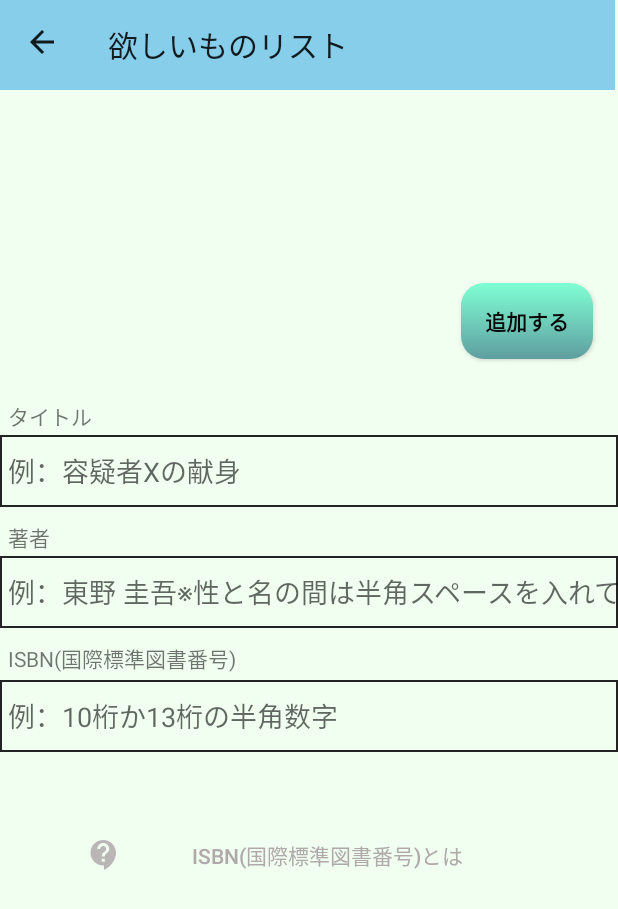
After one commit to x19g001/TheBookUser, an Android app: the navigation_needlist_add screen opened directly, with no data from a screen before it, on a phone screen of 412 x 824 dp. The commit adds this screen. Shown: the top 909 px of the screen. Run offline under Robolectric (Android 15) with nearby library versions, the phone set to English and light mode, and no system bars.

Commit message:
20211130

```diff
--- /dev/null
+++ b/app/src/main/java/com/example/thebookuser/navigation_needlist_add.java
@@ -0,0 +1,89 @@
+package com.example.thebookuser;
+
+import android.content.DialogInterface;
+import android.os.Bundle;
+import android.view.LayoutInflater;
+import android.view.View;
+import android.view.ViewGroup;
+
+import androidx.appcompat.app.AlertDialog;
+import androidx.appcompat.app.AppCompatActivity;
+import androidx.fragment.app.Fragment;
+
+/**
+ * A simple {@link Fragment} subclass.
+ * Use the {@link navigation_needlist_add#newInstance} factory method to
+ * create an instance of this fragment.
+ */
+public class navigation_needlist_add extends AppCompatActivity {
+
+    // TODO: Rename parameter arguments, choose names that match
+    // the fragment initialization parameters, e.g. ARG_ITEM_NUMBER
+    private static final String ARG_PARAM1 = "param1";
+    private static final String ARG_PARAM2 = "param2";
+
+    // TODO: Rename and change types of parameters
+    private String mParam1;
+    private String mParam2;
+
+    public navigation_needlist_add() {
+        // Required empty public constructor
+    }
+
+    /**
+     * Use this factory method to create a new instance of
+     * this fragment using the provided parameters.
+     *
+     * @param param1 Parameter 1.
+     * @param param2 Parameter 2.
+     * @return A new instance of fragment navigation_needlist_add.
+     */
+    // TODO: Rename and change types and number of parameters
+    public static navigation_needlist_add newInstance(String param1, String param2) {
+        navigation_needlist_add fragment = new navigation_needlist_add();
+        Bundle args = new Bundle();
+        args.putString(ARG_PARAM1, param1);
+        args.putString(ARG_PARAM2, param2);
+        //fragment.setArguments(args);
+        return fragment;
+    }
+
+    @Override
+    public void onCreate(Bundle savedInstanceState) {
+        super.onCreate(savedInstanceState);
+        setContentView(R.layout.fragment_navigation_needlist_add);
+
+        setSupportActionBar(findViewById(R.id.toolbar));
+        getSupportActionBar().setDisplayShowHomeEnabled(true);
+        getSupportActionBar().setDisplayHomeAsUpEnabled(true);
+        getSupportActionBar().setTitle("欲しいものリスト");
+//        if (getArguments() != null) {
+//            mParam1 = getArguments().getString(ARG_PARAM1);
+//            mParam2 = getArguments().getString(ARG_PARAM2);
+//        }
+    }
+    @Override
+    public boolean onSupportNavigateUp() {
+        finish();
+
+        return super.onSupportNavigateUp();
+    }
+
+    public void onISBNexplanation(View view) {
+        AlertDialog.Builder explanation = new AlertDialog.Builder(this);
+        explanation.setMessage("「International Standard Book Number」の略。世界共通で書籍を特定するための番号。").setPositiveButton("閉じる", new DialogInterface.OnClickListener() {
+            @Override
+            public void onClick(DialogInterface dialog, int which) {
+
+            }
+        });
+        explanation.show();
+    }
+
+    //@Override
+    public View onCreateView(LayoutInflater inflater, ViewGroup container,
+                             Bundle savedInstanceState) {
+        // Inflate the layout for this fragment
+        return inflater.inflate(R.layout.fragment_navigation_needlist_add, container, false);
+    }
+}
--- a/app/src/main/java/com/example/thebookuser/ui/home/HomeViewModel.java
+++ b/app/src/main/java/com/example/thebookuser/ui/home/HomeViewModel.java
@@ -10,7 +10,7 @@ public class HomeViewModel extends ViewModel {
 
     public HomeViewModel() {
         mText = new MutableLiveData<>();
-        mText.setValue("This is home fragment");
+//        mText.setValue("This is home fragment");
     }
 
     public LiveData<String> getText() {
--- /dev/null
+++ b/app/src/main/res/drawable/edittext_flame.xml
@@ -0,0 +1,7 @@
+<?xml version="1.0" encoding="utf-8"?>
+<shape xmlns:android="http://schemas.android.com/apk/res/android">
+
+    <stroke android:width="1dp"
+        android:color="#232323"/>
+
+</shape>
--- /dev/null
+++ b/app/src/main/res/drawable/ic_baseline_contact_support_24.xml
@@ -0,0 +1,7 @@
+<vector android:autoMirrored="true" android:height="24dp"
+    android:tint="#BAB6B6" android:viewportHeight="24"
+    android:viewportWidth="24" android:width="24dp"
+    xmlns:android="http://schemas.android.com/apk/res/android">
+    <path android:fillColor="@android:color/white"
+          android:pathData="M11.5,2C6.81,2 3,5.81 3,10.5S6.81,19 11.5,19h0.5v3c4.86,-2.34 8,-7 8,-11.5C20,5.81 16.19,2 11.5,2zM12.5,16.5h-2v-2h2v2zM12.5,13h-2c0,-3.25 3,-3 3,-5 0,-1.1 -0.9,-2 -2,-2s-2,0.9 -2,2h-2c0,-2.21 1.79,-4 4,-4s4,1.79 4,4c0,2.5 -3,2.75 -3,5z"/>
+</vector>
--- /dev/null
+++ b/app/src/main/res/drawable/plus_button_after.xml
@@ -0,0 +1,15 @@
+<?xml version="1.0" encoding="utf-8"?>
+<shape xmlns:android="http://schemas.android.com/apk/res/android"
+    android:shape="rectangle">
+    <corners
+        android:radius="15dip" />
+    <gradient
+        android:angle="90"
+        android:startColor="#5F9EA0"
+        android:endColor="#7FFFD4" />
+    <padding
+        android:left="15dip"
+        android:top="15dip"
+        android:right="15dip"
+        android:bottom="15dip" />
+</shape>
--- /dev/null
+++ b/app/src/main/res/layout/fragment_navigation_needlist_add.xml
@@ -0,0 +1,144 @@
+<?xml version="1.0" encoding="utf-8"?>
+<androidx.constraintlayout.widget.ConstraintLayout
+    xmlns:android="http://schemas.android.com/apk/res/android"
+    xmlns:app="http://schemas.android.com/apk/res-auto"
+    xmlns:tools="http://schemas.android.com/tools"
+    android:layout_width="match_parent"
+    android:layout_height="match_parent"
+    android:background="@color/background"
+    tools:context=".navigation_needlist_add">
+
+
+    <androidx.appcompat.widget.Toolbar
+        android:id="@+id/toolbar"
+        android:layout_width="410dp"
+        android:layout_height="60dp"
+        android:background="@color/toolbar"
+        android:minHeight="?attr/actionBarSize"
+        android:theme="?attr/actionBarTheme"
+        app:layout_constraintBottom_toBottomOf="parent"
+        app:layout_constraintEnd_toEndOf="parent"
+        app:layout_constraintHorizontal_bias="0.0"
+        app:layout_constraintStart_toStartOf="parent"
+        app:layout_constraintTop_toTopOf="parent"
+        app:layout_constraintVertical_bias="0.0" />
+
+    <Button
+        android:id="@+id/a_button"
+        android:layout_width="wrap_content"
+        android:layout_height="wrap_content"
+        android:text="@string/add_button"
+        android:textAllCaps="false"
+        android:textColor="#090909"
+        android:textStyle="bold"
+        android:background="@drawable/plus_button_after"
+        app:layout_constraintBottom_toBottomOf="parent"
+        app:layout_constraintEnd_toEndOf="parent"
+        app:layout_constraintHorizontal_bias="0.949"
+        app:layout_constraintStart_toStartOf="parent"
+        app:layout_constraintTop_toTopOf="parent"
+        app:layout_constraintVertical_bias="0.244" />
+
+    <TextView
+        android:id="@+id/book_title"
+        android:layout_width="match_parent"
+        android:layout_height="wrap_content"
+        android:paddingLeft="5dp"
+        android:paddingTop="5dp"
+        android:text="タイトル"
+        app:layout_constraintBottom_toBottomOf="parent"
+        app:layout_constraintHorizontal_bias="1.0"
+        app:layout_constraintLeft_toLeftOf="parent"
+        app:layout_constraintRight_toRightOf="parent"
+        app:layout_constraintTop_toTopOf="parent"
+        app:layout_constraintVertical_bias="0.328" />
+
+    <EditText
+        android:id="@+id/edit_book_title"
+        android:layout_width="match_parent"
+        android:layout_height="48dp"
+        android:background="@drawable/edittext_flame"
+        android:hint="例：容疑者Xの献身"
+        android:inputType="text"
+        android:paddingLeft="5dp"
+        app:layout_constraintBottom_toBottomOf="parent"
+        app:layout_constraintHorizontal_bias="0.0"
+        app:layout_constraintLeft_toLeftOf="parent"
+        app:layout_constraintRight_toRightOf="parent"
+        app:layout_constraintTop_toTopOf="parent"
+        app:layout_constraintVertical_bias="0.374" />
+
+    <TextView
+        android:id="@+id/pen_name"
+        android:layout_width="match_parent"
+        android:layout_height="wrap_content"
+        android:paddingLeft="5dp"
+        android:paddingTop="5dp"
+        android:text="著者"
+        app:layout_constraintBottom_toBottomOf="parent"
+        app:layout_constraintHorizontal_bias="0.0"
+        app:layout_constraintLeft_toLeftOf="parent"
+        app:layout_constraintRight_toRightOf="parent"
+        app:layout_constraintTop_toTopOf="parent"
+        app:layout_constraintVertical_bias="0.429" />
+
+    <EditText
+        android:id="@+id/edit_pen_name"
+        android:layout_width="match_parent"
+        android:layout_height="48dp"
+        android:background="@drawable/edittext_flame"
+        android:hint="例：東野 圭吾※性と名の間は半角スペースを入れてください"
+        android:inputType="text"
+        android:paddingLeft="5dp"
+        app:layout_constraintBottom_toBottomOf="parent"
+        app:layout_constraintHorizontal_bias="0.0"
+        app:layout_constraintLeft_toLeftOf="parent"
+        app:layout_constraintRight_toRightOf="parent"
+        app:layout_constraintTop_toTopOf="parent"
+        app:layout_constraintVertical_bias="0.478" />
+
+    <TextView
+        android:id="@+id/isbn"
+        android:layout_width="match_parent"
+        android:layout_height="wrap_content"
+        android:paddingLeft="5dp"
+        android:paddingTop="5dp"
+        android:text="ISBN(国際標準図書番号)"
+        app:layout_constraintBottom_toBottomOf="parent"
+        app:layout_constraintHorizontal_bias="0.0"
+        app:layout_constraintLeft_toLeftOf="parent"
+        app:layout_constraintRight_toRightOf="parent"
+        app:layout_constraintTop_toTopOf="parent"
+        app:layout_constraintVertical_bias="0.53" />
+
+    <EditText
+        android:id="@+id/edit_isbn"
+        android:layout_width="match_parent"
+        android:layout_height="48dp"
+        android:background="@drawable/edittext_flame"
+        android:hint="例：10桁か13桁の半角数字"
+        android:inputType="number"
+        android:paddingLeft="5dp"
+        app:layout_constraintBottom_toBottomOf="parent"
+        app:layout_constraintHorizontal_bias="0.0"
+        app:layout_constraintLeft_toLeftOf="parent"
+        app:layout_constraintRight_toRightOf="parent"
+        app:layout_constraintTop_toTopOf="parent"
+        app:layout_constraintVertical_bias="0.584" />
+
+    <Button
+        android:layout_width="298dp"
+        android:layout_height="57dp"
+        android:layout_marginBottom="192dp"
+        android:background="#00000000"
+        android:drawableLeft="@drawable/ic_baseline_contact_support_24"
+        android:onClick="onISBNexplanation"
+        android:text="ISBN(国際標準図書番号)とは"
+        android:textColor="#AFA9A9"
+        app:layout_constraintBottom_toBottomOf="parent"
+        app:layout_constraintEnd_toEndOf="parent"
+        app:layout_constraintStart_toStartOf="parent"
+        app:layout_constraintTop_toBottomOf="@+id/edit_isbn"
+        app:layout_constraintVertical_bias="0.543" />
+
+</androidx.constraintlayout.widget.ConstraintLayout>
--- a/app/src/main/res/values-night/themes.xml
+++ b/app/src/main/res/values-night/themes.xml
@@ -12,5 +12,7 @@
         <!-- Status bar color. -->
         <item name="android:statusBarColor" tools:targetApi="l">?attr/colorPrimaryVariant</item>
         <!-- Customize your theme here. -->
+<!--        <item name="windowActionBar">false</item>-->
+<!--        <item name="windowNoTitle">true</item>-->
     </style>
 </resources>
--- a/app/src/main/res/values/colors.xml
+++ b/app/src/main/res/values/colors.xml
@@ -7,4 +7,7 @@
     <color name="teal_700">#FF018786</color>
     <color name="black">#FF000000</color>
     <color name="white">#FFFFFFFF</color>
+    <color name="toolbar">#87CEEB</color>
+    <color name="background">#F0FFF0</color>
+    <color name="ad_button">#00FFFF</color>
 </resources>
--- a/app/src/main/res/values/strings.xml
+++ b/app/src/main/res/values/strings.xml
@@ -8,4 +8,5 @@
     <string name="title_activity_favorite">FavoriteActivity</string>
     <!-- TODO: Remove or change this placeholder text -->
     <string name="hello_blank_fragment">Hello blank fragment</string>
+    <string name="add_button">追加する</string>
 </resources>
--- a/app/src/main/res/values/themes.xml
+++ b/app/src/main/res/values/themes.xml
@@ -12,5 +12,7 @@
         <!-- Status bar color. -->
         <item name="android:statusBarColor" tools:targetApi="l">?attr/colorPrimaryVariant</item>
         <!-- Customize your theme here. -->
+<!--        <item name="windowActionBar">false</item>-->
+<!--        <item name="windowNoTitle">true</item>-->
     </style>
 </resources>
```
Also changed, not shown: app/src/main/AndroidManifest.xml (+10 -0 lines), app/src/main/java/com/example/thebookuser/MainActivity.java (+20 -0 lines), app/src/main/java/com/example/thebookuser/navigation_needlist.java (added, +106 -0 lines), app/src/main/res/drawable/button_state.xml (added, +8 -0 lines), app/src/main/res/drawable/pluss_button_before.xml (added, +15 -0 lines), app/src/main/res/layout/fragment_home.xml (+34 -13 lines), app/src/main/res/layout/fragment_navigation_needlist.xml (added, +61 -0 lines), app/src/main/res/navigation/mobile_navigation.xml (+10 -0 lines), app/src/main/res/values/style.xml (added, +11 -0 lines).
